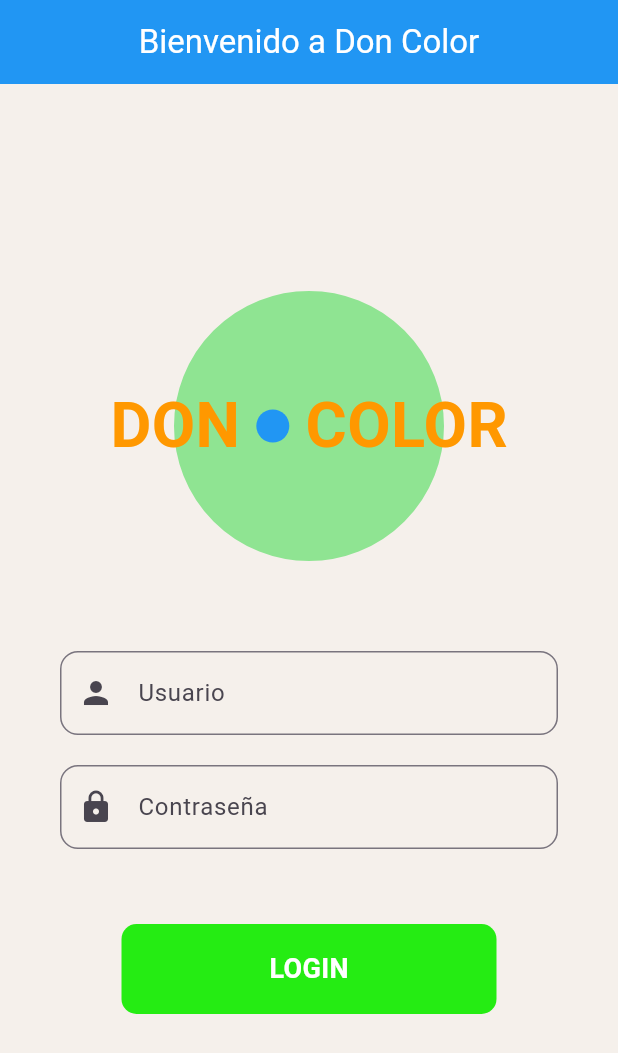
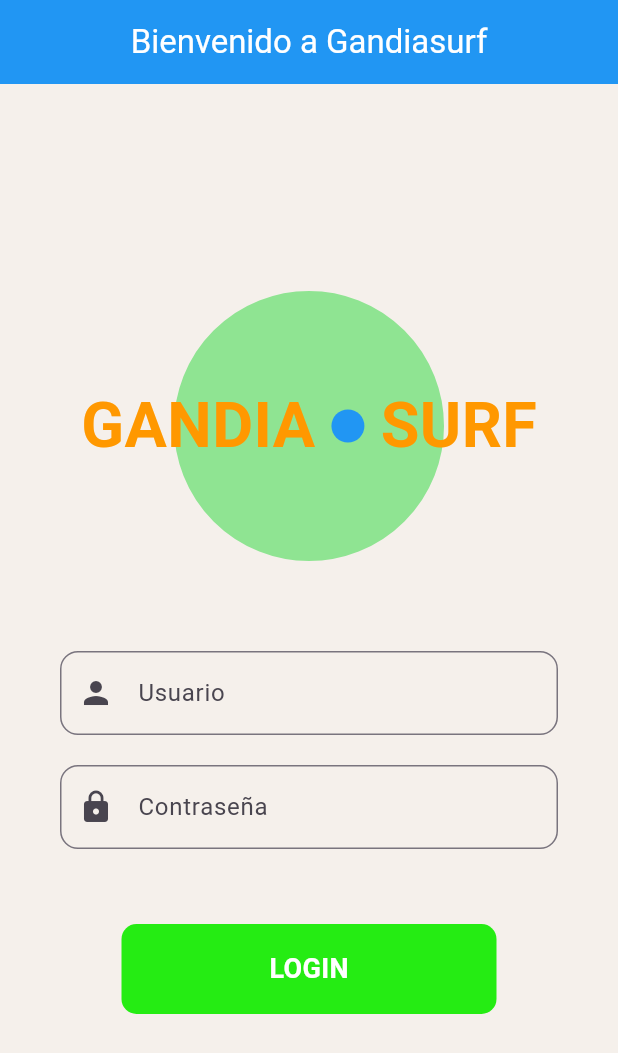
Before and after one commit to JorgeCarreras/Interfaces_Humano_Maquina-Pr-cticas-Joel-L-pez-Jorge-Carreras, a Flutter app: the screen it shows after launch, on a phone screen of 412 x 824 dp. Shown: the top 1053 px of the screen. Run offline on Flutter 3.47's test engine with Material 3 defaults, Android fonts, the phone set to English and light mode, and no system bars.

Commit message:
Ponemos imagen en la segunda pantalla despues del login

```diff
--- a/lib/main.dart
+++ b/lib/main.dart
@@ -33,7 +33,7 @@ class LogoPage extends StatelessWidget {
       appBar: AppBar(
         backgroundColor: Colors.blue,
         title: const Text(
-          'Bienvenido a Don Color',
+          'Bienvenido a Gandiasurf',
           style: TextStyle(color: Colors.white),
         ),
         centerTitle: true,
@@ -65,7 +65,7 @@ class LogoPage extends StatelessWidget {
                     mainAxisAlignment: MainAxisAlignment.center,
                     children: [
                       const Text(
-                        "DON ",
+                        "GANDIA ",
                         style: TextStyle(
                           fontSize: 42,
                           fontWeight: FontWeight.bold,
@@ -81,7 +81,7 @@ class LogoPage extends StatelessWidget {
                         ),
                       ),
                       const Text(
-                        " COLOR",
+                        " SURF",
                         style: TextStyle(
                           fontSize: 42,
                           fontWeight: FontWeight.bold,
@@ -173,15 +173,39 @@ class Ejercicio1 extends StatelessWidget {
    Widget build(BuildContext context) {
      return Scaffold(
        appBar: AppBar(
-        title: const Text('BIENVENIDO A NUESTRO MUSTRARIO '),
+         title: const Text('Listado de actividades nauticas'),
          backgroundColor: const Color.fromARGB(255, 254, 4, 245),
        ),
-      body: const Center(
-        child: Text(
-          'MUESTRARIO ',
-          style: TextStyle(fontSize: 22),
+       body:  Center(
+         child: Image.asset(
+            'assets/img/image.png',
          ),
        ),
      );
    }
  }
+  // @override
+  // Widget build(BuildContext context) => Scaffold(
+  //       appBar: AppBar(
+  //         title: const Text('Second practice'),
+  //       ),
+  //       body: Center(
+  //         child: Image.asset(
+  //           'assets/img/image.avif',
+  //         ),
+  //       ),
+  //     );
+
+  //  @override
+  // Widget build(BuildContext context) => Scaffold(
+  //       appBar: AppBar(
+  //         title: const Text('Second practice'),
+  //       ),
+  //       body: const Center(
+  //         child: Icon(
+  //           Icons.icecream,
+  //           color: Colors.pink,
+  //           size: 200,
+  //         ),
+  //       ),
+  //     );
--- a/pubspec.yaml
+++ b/pubspec.yaml
@@ -58,8 +58,8 @@ flutter:
   uses-material-design: true
 
   # To add assets to your application, add an assets section, like this:
-  # assets:
-  #   - images/a_dot_burr.jpeg
+  assets:
+     - assets/img/image.png
   #   - images/a_dot_ham.jpeg
 
   # An image asset can refer to one or more resolution-specific "variants", see
```
Also changed, not shown: assets/img/image.png (added). Lines whose indentation alone changed are shown as unchanged.
